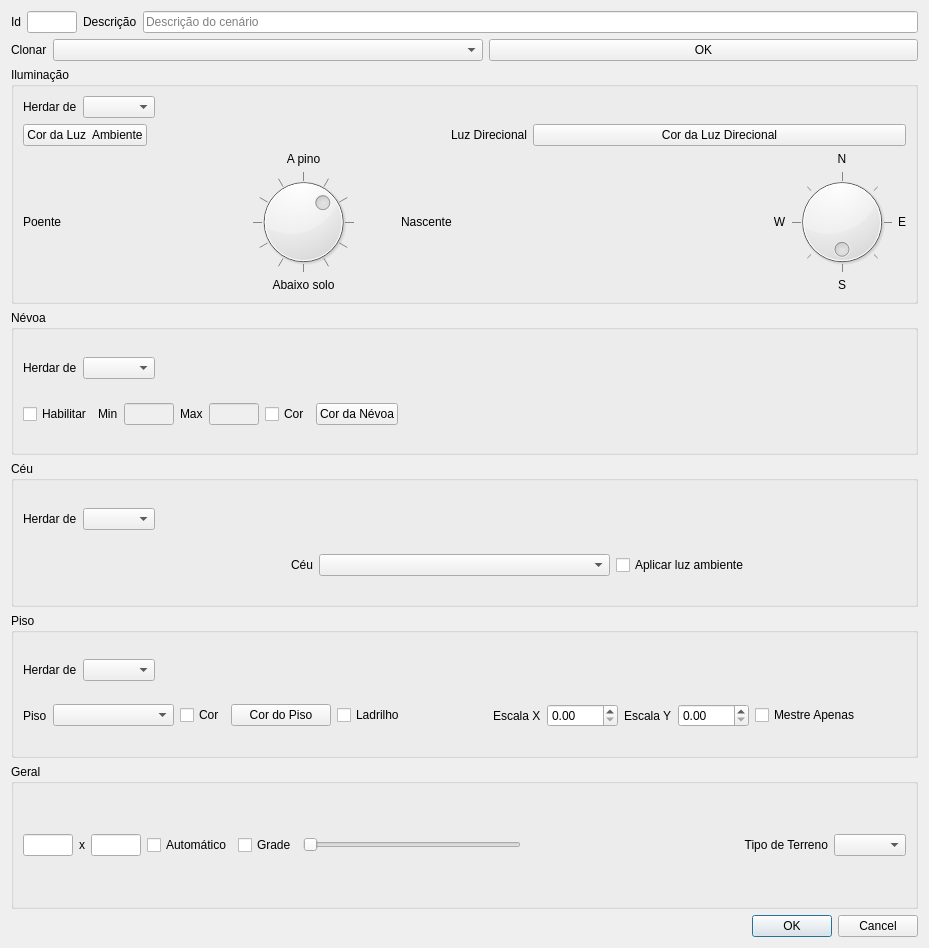
The window that ifg/qt/ui/cenario.ui (matferib/tabuleiro-virtual) describes before a commit, drawn with Qt 5.
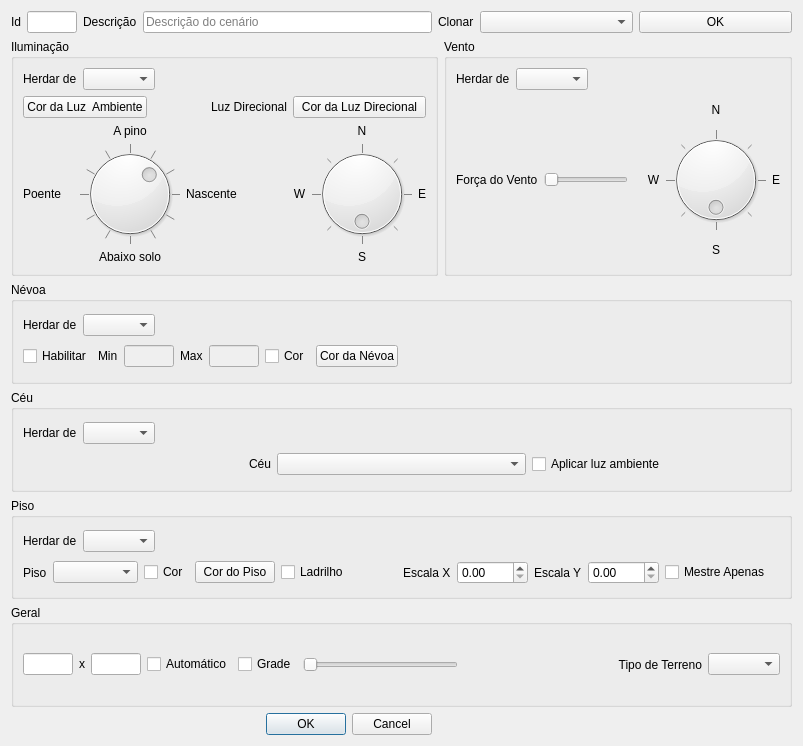
The same window after the commit.

Commit message: fim da ui de vento

```diff
--- a/ifg/qt/ui/cenario.ui
+++ b/ifg/qt/ui/cenario.ui
@@ -6,14 +6,14 @@
    <rect>
     <x>0</x>
     <y>0</y>
-    <width>929</width>
-    <height>948</height>
+    <width>803</width>
+    <height>746</height>
    </rect>
   </property>
   <property name="windowTitle">
    <string>Propriedades Tabuleiro</string>
   </property>
-  <layout class="QGridLayout" name="gridLayout_2">
+  <layout class="QGridLayout" name="gridLayout_3">
    <item row="0" column="0">
     <widget class="QLabel" name="label_15">
      <property name="text">
@@ -51,7 +51,7 @@
      </property>
     </widget>
    </item>
-   <item row="1" column="0" colspan="4">
+   <item row="0" column="4" colspan="2">
     <layout class="QHBoxLayout" name="horizontalLayout_6">
      <item>
       <widget class="QLabel" name="label_17">
@@ -78,9 +78,7 @@
      </item>
     </layout>
    </item>
-   <item row="2" column="0" colspan="4">
-    <layout class="QHBoxLayout" name="horizontalLayout_9">
-     <item>
+   <item row="1" column="0" colspan="5">
       <widget class="QGroupBox" name="groupBox">
        <property name="title">
         <string>Iluminação</string>
@@ -385,18 +383,16 @@
        </layout>
       </widget>
      </item>
-    </layout>
-   </item>
-   <item row="3" column="0" colspan="4">
-    <widget class="QGroupBox" name="groupBox_5">
+   <item row="1" column="5">
+    <widget class="QGroupBox" name="groupBox_6">
      <property name="title">
-      <string>Névoa</string>
+      <string>Vento</string>
      </property>
-     <layout class="QVBoxLayout" name="verticalLayout_4">
+     <layout class="QVBoxLayout" name="verticalLayout_5">
       <item>
-       <layout class="QHBoxLayout" name="horizontalLayout_15">
+       <layout class="QHBoxLayout" name="horizontalLayout_18">
         <item>
-         <widget class="QLabel" name="label_22">
+         <widget class="QLabel" name="label_25">
           <property name="sizePolicy">
            <sizepolicy hsizetype="Fixed" vsizetype="Preferred">
             <horstretch>0</horstretch>
@@ -409,14 +405,14 @@
          </widget>
         </item>
         <item>
-         <widget class="QComboBox" name="combo_herdar_nevoa">
+         <widget class="QComboBox" name="combo_herdar_vento">
           <property name="toolTip">
            <string>Se váilido, configurações de névoa serão as mesmas do cenário passado.</string>
           </property>
          </widget>
         </item>
         <item>
-         <spacer name="horizontalSpacer_5">
+         <spacer name="horizontalSpacer_8">
           <property name="orientation">
            <enum>Qt::Orientation::Horizontal</enum>
           </property>
@@ -431,213 +427,132 @@
        </layout>
       </item>
       <item>
-       <layout class="QHBoxLayout" name="horizontalLayout_3">
-        <item>
-         <widget class="QCheckBox" name="checkbox_nevoa">
-          <property name="maximumSize">
-           <size>
-            <width>80</width>
-            <height>16777215</height>
-           </size>
+       <layout class="QGridLayout" name="gridLayout_2">
+        <item row="1" column="4">
+         <widget class="QDial" name="dial_vento">
+          <property name="toolTip">
+           <string>Posição da fonte de luz</string>
           </property>
-          <property name="text">
-           <string>Habilitar</string>
+          <property name="minimum">
+           <number>0</number>
           </property>
-         </widget>
-        </item>
-        <item>
-         <layout class="QHBoxLayout" name="horizontalLayout_5">
-          <item>
-           <widget class="QLabel" name="label_12">
-            <property name="sizePolicy">
-             <sizepolicy hsizetype="Minimum" vsizetype="Preferred">
-              <horstretch>0</horstretch>
-              <verstretch>0</verstretch>
-             </sizepolicy>
-            </property>
-            <property name="maximumSize">
-             <size>
-              <width>30</width>
-              <height>16777215</height>
-             </size>
-            </property>
-            <property name="text">
-             <string>Min</string>
-            </property>
-           </widget>
-          </item>
-          <item>
-           <widget class="QLineEdit" name="linha_nevoa_min">
-            <property name="enabled">
-             <bool>false</bool>
-            </property>
-            <property name="sizePolicy">
-             <sizepolicy hsizetype="Minimum" vsizetype="Fixed">
-              <horstretch>0</horstretch>
-              <verstretch>0</verstretch>
-             </sizepolicy>
-            </property>
-            <property name="maximumSize">
-             <size>
-              <width>50</width>
-              <height>16777215</height>
-             </size>
-            </property>
-            <property name="toolTip">
-             <string>Distância mínma da névoa, em m.</string>
-            </property>
-           </widget>
-          </item>
-         </layout>
-        </item>
-        <item>
-         <layout class="QHBoxLayout" name="horizontalLayout_17">
-          <item>
-           <widget class="QLabel" name="label_13">
+          <property name="maximum">
+           <number>360</number>
+          </property>
+          <property name="value">
+           <number>0</number>
+          </property>
+          <property name="sliderPosition">
+           <number>0</number>
+          </property>
+          <property name="orientation">
+           <enum>Qt::Orientation::Horizontal</enum>
+          </property>
+          <property name="invertedAppearance">
+           <bool>true</bool>
+          </property>
+          <property name="invertedControls">
+           <bool>true</bool>
+          </property>
+          <property name="wrapping">
+           <bool>true</bool>
+          </property>
+          <property name="notchTarget">
+           <double>45.000000000000000</double>
+          </property>
+          <property name="notchesVisible">
+           <bool>true</bool>
+          </property>
+         </widget>
+        </item>
+        <item row="0" column="4">
+         <widget class="QLabel" name="label_34">
             <property name="sizePolicy">
              <sizepolicy hsizetype="Minimum" vsizetype="Preferred">
               <horstretch>0</horstretch>
               <verstretch>0</verstretch>
              </sizepolicy>
             </property>
-            <property name="maximumSize">
-             <size>
-              <width>30</width>
-              <height>16777215</height>
-             </size>
-            </property>
             <property name="text">
-             <string>Max</string>
-            </property>
-           </widget>
-          </item>
-          <item>
-           <widget class="QLineEdit" name="linha_nevoa_max">
-            <property name="enabled">
-             <bool>false</bool>
-            </property>
+           <string>N</string>
+          </property>
+          <property name="alignment">
+           <set>Qt::AlignmentFlag::AlignCenter</set>
+          </property>
+         </widget>
+        </item>
+        <item row="1" column="3">
+         <widget class="QLabel" name="label_33">
             <property name="sizePolicy">
-             <sizepolicy hsizetype="Minimum" vsizetype="Fixed">
+           <sizepolicy hsizetype="Minimum" vsizetype="Preferred">
               <horstretch>0</horstretch>
               <verstretch>0</verstretch>
              </sizepolicy>
             </property>
-            <property name="maximumSize">
-             <size>
-              <width>50</width>
-              <height>16777215</height>
-             </size>
-            </property>
-            <property name="toolTip">
-             <string>Distância onde o efeito máximo da névoa é aplicado.</string>
+          <property name="text">
+           <string>W</string>
+          </property>
+          <property name="alignment">
+           <set>Qt::AlignmentFlag::AlignCenter</set>
             </property>
            </widget>
           </item>
-         </layout>
-        </item>
-        <item>
-         <widget class="QCheckBox" name="checkbox_cor_nevoa">
-          <property name="text">
-           <string>Cor</string>
-          </property>
-         </widget>
-        </item>
-        <item>
-         <widget class="QPushButton" name="botao_cor_nevoa">
+        <item row="2" column="4">
+         <widget class="QLabel" name="label_29">
           <property name="sizePolicy">
-           <sizepolicy hsizetype="Minimum" vsizetype="Fixed">
+           <sizepolicy hsizetype="Minimum" vsizetype="Preferred">
             <horstretch>0</horstretch>
             <verstretch>0</verstretch>
            </sizepolicy>
           </property>
           <property name="text">
-           <string>Cor da Névoa</string>
+           <string>S</string>
           </property>
+          <property name="alignment">
+           <set>Qt::AlignmentFlag::AlignCenter</set>
+          </property>
          </widget>
         </item>
-        <item>
-         <spacer name="horizontalSpacer_6">
+        <item row="1" column="1">
+         <widget class="QSlider" name="slider_vento">
+          <property name="toolTip">
+           <string>Força do vento, 0 para desligar, 100 para máximo.</string>
+          </property>
+          <property name="maximum">
+           <number>100</number>
+          </property>
           <property name="orientation">
            <enum>Qt::Orientation::Horizontal</enum>
           </property>
-          <property name="sizeHint" stdset="0">
-           <size>
-            <width>40</width>
-            <height>20</height>
-           </size>
-          </property>
-         </spacer>
-        </item>
-       </layout>
-      </item>
-     </layout>
-    </widget>
-   </item>
-   <item row="4" column="0" colspan="4">
-    <widget class="QGroupBox" name="groupBox_3">
-     <property name="title">
-      <string>Céu</string>
-     </property>
-     <layout class="QVBoxLayout" name="verticalLayout_3">
-      <item>
-       <layout class="QHBoxLayout" name="horizontalLayout_12">
-        <item>
-         <widget class="QLabel" name="label_20">
+         </widget>
+        </item>
+        <item row="1" column="0">
+         <widget class="QLabel" name="label_26">
+          <property name="text">
+           <string>Força do Vento</string>
+          </property>
+         </widget>
+        </item>
+        <item row="1" column="5">
+         <widget class="QLabel" name="label_27">
           <property name="sizePolicy">
-           <sizepolicy hsizetype="Fixed" vsizetype="Preferred">
+           <sizepolicy hsizetype="Minimum" vsizetype="Preferred">
             <horstretch>0</horstretch>
             <verstretch>0</verstretch>
            </sizepolicy>
           </property>
           <property name="text">
-           <string>Herdar de</string>
+           <string>E</string>
           </property>
-         </widget>
-        </item>
-        <item>
-         <widget class="QComboBox" name="combo_herdar_ceu">
-          <property name="toolTip">
-           <string>Se váilido, configurações de céu serão as mesmas do cenário passado.</string>
-          </property>
-         </widget>
-        </item>
-        <item>
-         <spacer name="horizontalSpacer_2">
-          <property name="orientation">
-           <enum>Qt::Orientation::Horizontal</enum>
-          </property>
-          <property name="sizeHint" stdset="0">
-           <size>
-            <width>40</width>
-            <height>20</height>
-           </size>
-          </property>
-         </spacer>
-        </item>
-       </layout>
-      </item>
-      <item>
-       <layout class="QHBoxLayout" name="horizontalLayout_4">
-        <item>
-         <widget class="QLabel" name="label_14">
-          <property name="text">
-           <string>Céu</string>
-          </property>
           <property name="alignment">
-           <set>Qt::AlignmentFlag::AlignRight|Qt::AlignmentFlag::AlignTrailing|Qt::AlignmentFlag::AlignVCenter</set>
+           <set>Qt::AlignmentFlag::AlignCenter</set>
           </property>
          </widget>
         </item>
-        <item>
-         <widget class="QComboBox" name="combo_ceu"/>
-        </item>
-        <item>
-         <widget class="QCheckBox" name="checkbox_luz_ceu">
-          <property name="toolTip">
-           <string>Se marcado, o tamanho do tabuleiro será computado a partir do tamanho da textura.</string>
-          </property>
+        <item row="1" column="2">
+         <widget class="QLabel" name="label_28">
           <property name="text">
-           <string>Aplicar luz ambiente</string>
+           <string/>
           </property>
          </widget>
         </item>
@@ -646,7 +561,7 @@
      </layout>
     </widget>
    </item>
-   <item row="5" column="0" colspan="4">
+   <item row="4" column="0" colspan="6">
     <widget class="QGroupBox" name="groupBox_2">
      <property name="title">
       <string>Piso</string>
@@ -806,7 +721,7 @@
      </layout>
     </widget>
    </item>
-   <item row="6" column="0" colspan="4">
+   <item row="5" column="0" colspan="6">
     <widget class="QGroupBox" name="groupBox_4">
      <property name="title">
       <string>Geral</string>
@@ -938,7 +853,7 @@
      </layout>
     </widget>
    </item>
-   <item row="7" column="0" colspan="4">
+   <item row="6" column="0" colspan="4">
     <widget class="QDialogButtonBox" name="botoes">
      <property name="orientation">
       <enum>Qt::Orientation::Horizontal</enum>
@@ -948,6 +863,265 @@
      </property>
     </widget>
    </item>
+   <item row="3" column="0" colspan="6">
+    <widget class="QGroupBox" name="groupBox_3">
+     <property name="title">
+      <string>Céu</string>
+     </property>
+     <layout class="QVBoxLayout" name="verticalLayout_3">
+      <item>
+       <layout class="QHBoxLayout" name="horizontalLayout_12">
+        <item>
+         <widget class="QLabel" name="label_20">
+          <property name="sizePolicy">
+           <sizepolicy hsizetype="Fixed" vsizetype="Preferred">
+            <horstretch>0</horstretch>
+            <verstretch>0</verstretch>
+           </sizepolicy>
+          </property>
+          <property name="text">
+           <string>Herdar de</string>
+          </property>
+         </widget>
+        </item>
+        <item>
+         <widget class="QComboBox" name="combo_herdar_ceu">
+          <property name="toolTip">
+           <string>Se váilido, configurações de céu serão as mesmas do cenário passado.</string>
+          </property>
+         </widget>
+        </item>
+        <item>
+         <spacer name="horizontalSpacer_2">
+          <property name="orientation">
+           <enum>Qt::Orientation::Horizontal</enum>
+          </property>
+          <property name="sizeHint" stdset="0">
+           <size>
+            <width>40</width>
+            <height>20</height>
+           </size>
+          </property>
+         </spacer>
+        </item>
+       </layout>
+      </item>
+      <item>
+       <layout class="QHBoxLayout" name="horizontalLayout_4">
+        <item>
+         <widget class="QLabel" name="label_14">
+          <property name="text">
+           <string>Céu</string>
+          </property>
+          <property name="alignment">
+           <set>Qt::AlignmentFlag::AlignRight|Qt::AlignmentFlag::AlignTrailing|Qt::AlignmentFlag::AlignVCenter</set>
+          </property>
+         </widget>
+        </item>
+        <item>
+         <widget class="QComboBox" name="combo_ceu"/>
+        </item>
+        <item>
+         <widget class="QCheckBox" name="checkbox_luz_ceu">
+          <property name="toolTip">
+           <string>Se marcado, o tamanho do tabuleiro será computado a partir do tamanho da textura.</string>
+          </property>
+          <property name="text">
+           <string>Aplicar luz ambiente</string>
+          </property>
+         </widget>
+        </item>
+       </layout>
+      </item>
+     </layout>
+    </widget>
+   </item>
+   <item row="2" column="0" colspan="6">
+    <widget class="QGroupBox" name="groupBox_5">
+     <property name="title">
+      <string>Névoa</string>
+     </property>
+     <layout class="QVBoxLayout" name="verticalLayout_4">
+      <item>
+       <layout class="QHBoxLayout" name="horizontalLayout_15">
+        <item>
+         <widget class="QLabel" name="label_22">
+          <property name="sizePolicy">
+           <sizepolicy hsizetype="Fixed" vsizetype="Preferred">
+            <horstretch>0</horstretch>
+            <verstretch>0</verstretch>
+           </sizepolicy>
+          </property>
+          <property name="text">
+           <string>Herdar de</string>
+          </property>
+         </widget>
+        </item>
+        <item>
+         <widget class="QComboBox" name="combo_herdar_nevoa">
+          <property name="toolTip">
+           <string>Se váilido, configurações de névoa serão as mesmas do cenário passado.</string>
+          </property>
+         </widget>
+        </item>
+        <item>
+         <spacer name="horizontalSpacer_5">
+          <property name="orientation">
+           <enum>Qt::Orientation::Horizontal</enum>
+          </property>
+          <property name="sizeHint" stdset="0">
+           <size>
+            <width>40</width>
+            <height>20</height>
+           </size>
+          </property>
+         </spacer>
+        </item>
+       </layout>
+      </item>
+      <item>
+       <layout class="QHBoxLayout" name="horizontalLayout_3">
+        <item>
+         <widget class="QCheckBox" name="checkbox_nevoa">
+          <property name="maximumSize">
+           <size>
+            <width>80</width>
+            <height>16777215</height>
+           </size>
+          </property>
+          <property name="text">
+           <string>Habilitar</string>
+          </property>
+         </widget>
+        </item>
+        <item>
+         <layout class="QHBoxLayout" name="horizontalLayout_5">
+          <item>
+           <widget class="QLabel" name="label_12">
+            <property name="sizePolicy">
+             <sizepolicy hsizetype="Minimum" vsizetype="Preferred">
+              <horstretch>0</horstretch>
+              <verstretch>0</verstretch>
+             </sizepolicy>
+            </property>
+            <property name="maximumSize">
+             <size>
+              <width>30</width>
+              <height>16777215</height>
+             </size>
+            </property>
+            <property name="text">
+             <string>Min</string>
+            </property>
+           </widget>
+          </item>
+          <item>
+           <widget class="QLineEdit" name="linha_nevoa_min">
+            <property name="enabled">
+             <bool>false</bool>
+            </property>
+            <property name="sizePolicy">
+             <sizepolicy hsizetype="Minimum" vsizetype="Fixed">
+              <horstretch>0</horstretch>
+              <verstretch>0</verstretch>
+             </sizepolicy>
+            </property>
+            <property name="maximumSize">
+             <size>
+              <width>50</width>
+              <height>16777215</height>
+             </size>
+            </property>
+            <property name="toolTip">
+             <string>Distância mínma da névoa, em m.</string>
+            </property>
+           </widget>
+          </item>
+         </layout>
+        </item>
+        <item>
+         <layout class="QHBoxLayout" name="horizontalLayout_17">
+          <item>
+           <widget class="QLabel" name="label_13">
+            <property name="sizePolicy">
+             <sizepolicy hsizetype="Minimum" vsizetype="Preferred">
+              <horstretch>0</horstretch>
+              <verstretch>0</verstretch>
+             </sizepolicy>
+            </property>
+            <property name="maximumSize">
+             <size>
+              <width>30</width>
+              <height>16777215</height>
+             </size>
+            </property>
+            <property name="text">
+             <string>Max</string>
+            </property>
+           </widget>
+          </item>
+          <item>
+           <widget class="QLineEdit" name="linha_nevoa_max">
+            <property name="enabled">
+             <bool>false</bool>
+            </property>
+            <property name="sizePolicy">
+             <sizepolicy hsizetype="Minimum" vsizetype="Fixed">
+              <horstretch>0</horstretch>
+              <verstretch>0</verstretch>
+             </sizepolicy>
+            </property>
+            <property name="maximumSize">
+             <size>
+              <width>50</width>
+              <height>16777215</height>
+             </size>
+            </property>
+            <property name="toolTip">
+             <string>Distância onde o efeito máximo da névoa é aplicado.</string>
+            </property>
+           </widget>
+          </item>
+         </layout>
+        </item>
+        <item>
+         <widget class="QCheckBox" name="checkbox_cor_nevoa">
+          <property name="text">
+           <string>Cor</string>
+          </property>
+         </widget>
+        </item>
+        <item>
+         <widget class="QPushButton" name="botao_cor_nevoa">
+          <property name="sizePolicy">
+           <sizepolicy hsizetype="Minimum" vsizetype="Fixed">
+            <horstretch>0</horstretch>
+            <verstretch>0</verstretch>
+           </sizepolicy>
+          </property>
+          <property name="text">
+           <string>Cor da Névoa</string>
+          </property>
+         </widget>
+        </item>
+        <item>
+         <spacer name="horizontalSpacer_6">
+          <property name="orientation">
+           <enum>Qt::Orientation::Horizontal</enum>
+          </property>
+          <property name="sizeHint" stdset="0">
+           <size>
+            <width>40</width>
+            <height>20</height>
+           </size>
+          </property>
+         </spacer>
+        </item>
+       </layout>
+      </item>
+     </layout>
+    </widget>
+   </item>
   </layout>
  </widget>
  <resources/>
```
Left out of the diff: 2 changed lines with no effect on the pictures. Lines whose indentation alone changed are shown as unchanged. The commit also changes 3 other files.
